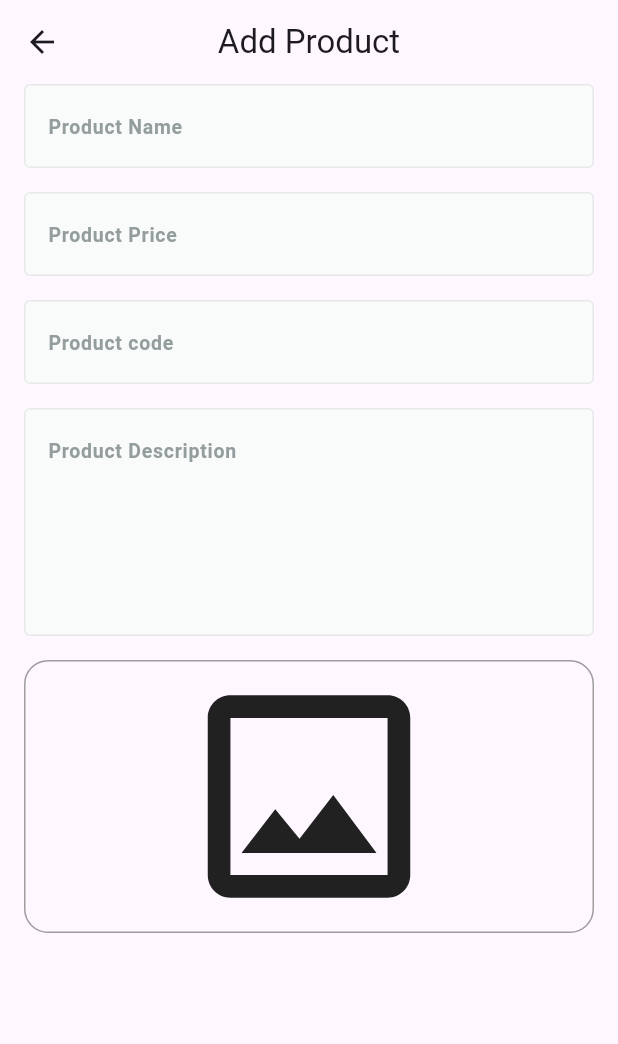
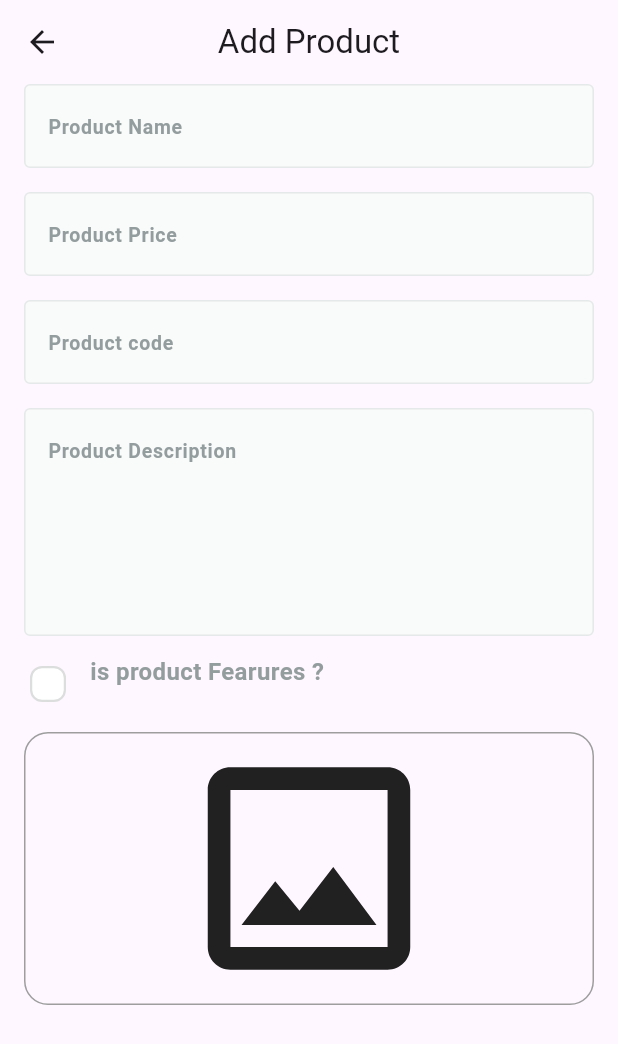
Before and after one commit to youssef336/fruits_hub_dashboard, a Flutter app: the AddProductView screen opened by its route, on a phone screen of 412 x 824 dp. Shown: the top 1044 px of the screen. Run offline on Flutter 3.47's test engine with Material 3 defaults, Android fonts, the phone set to English and light mode, and no system bars; drawn by our look-alikes of skeletonizer; our stand-ins replace firebase_core, image_picker; accounts and stored records are empty; Roboto replaces fonts that are missing (Cairo).

Commit message:
ADD CHECK BOX

```diff
--- a/lib/feature/add_product/presentation/views/widgets/add_product_view_body.dart
+++ b/lib/feature/add_product/presentation/views/widgets/add_product_view_body.dart
@@ -1,6 +1,7 @@
 import 'package:flutter/material.dart';
 import 'package:fruits_hub_dashboard/core/widgets/custom_text_feild.dart';
 import 'package:fruits_hub_dashboard/feature/add_product/presentation/views/widgets/image_feild.dart';
+import 'package:fruits_hub_dashboard/feature/add_product/presentation/views/widgets/feature_product.dart';
 
 class AddProductViewBody extends StatefulWidget {
   const AddProductViewBody({super.key});
@@ -44,7 +45,9 @@ class _AddProductViewBodyState extends State<AddProductViewBody> {
                 maxLines: 5,
               ),
               SizedBox(height: 16),
-              ImageFeild(),
+              FeatureProductWidget(onChanged: (value) {}),
+              SizedBox(height: 16),
+              ImageFeild(onImageSelected: (image) {}),
             ],
           ),
         ),
--- /dev/null
+++ b/lib/feature/add_product/presentation/views/widgets/custom_chek_box.dart
@@ -0,0 +1,39 @@
+import 'package:flutter/material.dart';
+import 'package:fruits_hub_dashboard/constant.dart';
+
+class CustomChekBox extends StatelessWidget {
+  const CustomChekBox({
+    super.key,
+    required this.isChecked,
+    required this.onChanged,
+  });
+  final bool isChecked;
+  final ValueChanged<bool> onChanged;
+  @override
+  Widget build(BuildContext context) {
+    return GestureDetector(
+      onTap: () {
+        onChanged(!isChecked);
+      },
+      child: AnimatedContainer(
+        width: 24,
+        height: 24,
+        duration: const Duration(milliseconds: 120),
+        decoration: ShapeDecoration(
+          color: isChecked ? KprimaryColor : Colors.white,
+          shape: RoundedRectangleBorder(
+            side: BorderSide(
+              width: 1.50,
+              color: isChecked ? Colors.transparent : const Color(0xFFDCDEDE),
+            ),
+            borderRadius: BorderRadius.circular(8),
+          ),
+        ),
+        child:
+            isChecked
+                ? Icon(Icons.check, color: Colors.white)
+                : const SizedBox.shrink(),
+      ),
+    );
+  }
+}
--- /dev/null
+++ b/lib/feature/add_product/presentation/views/widgets/feature_product.dart
@@ -0,0 +1,54 @@
+import 'package:flutter/material.dart';
+import 'package:fruits_hub_dashboard/constant.dart';
+import 'package:fruits_hub_dashboard/core/utils/text_styles.dart';
+import 'package:fruits_hub_dashboard/feature/add_product/presentation/views/widgets/custom_chek_box.dart';
+
+class FeatureProductWidget extends StatefulWidget {
+  const FeatureProductWidget({super.key, required this.onChanged});
+  final ValueChanged<bool> onChanged;
+  @override
+  State<FeatureProductWidget> createState() => _FeatureProductWidgetState();
+}
+
+class _FeatureProductWidgetState extends State<FeatureProductWidget> {
+  bool isTermsAccepted = false;
+
+  @override
+  Widget build(BuildContext context) {
+    return Row(
+      mainAxisAlignment: MainAxisAlignment.center,
+      crossAxisAlignment: CrossAxisAlignment.center,
+      children: [
+        CustomChekBox(
+          onChanged: (value) {
+            isTermsAccepted = value;
+            widget.onChanged(value);
+            setState(() {});
+          },
+          isChecked: isTermsAccepted,
+        ),
+        const SizedBox(width: 16),
+        SizedBox(
+          width:
+              MediaQuery.of(context).size.width - (KhorzontalPadding * 2) - 48,
+          child: Text.rich(
+            TextSpan(
+              children: [
+                TextSpan(
+                  text: "is product Fearures ?\n",
+                  style: AppTextStyles.bodySmallSemibold.copyWith(
+                    height: 1,
+                    fontSize: 16,
+                    color: const Color(0xFF949D9E) /* Grayscale-600 */,
+                  ),
+                ),
+              ],
+            ),
+
+            textAlign: TextAlign.left,
+          ),
+        ),
+      ],
+    );
+  }
+}
--- a/lib/feature/add_product/presentation/views/widgets/image_feild.dart
+++ b/lib/feature/add_product/presentation/views/widgets/image_feild.dart
@@ -1,18 +1,75 @@
+import 'dart:io';
+
 import 'package:flutter/material.dart';
+import 'package:image_picker/image_picker.dart';
+import 'package:skeletonizer/skeletonizer.dart';
 
-class ImageFeild extends StatelessWidget {
-  const ImageFeild({super.key});
+class ImageFeild extends StatefulWidget {
+  const ImageFeild({super.key, required this.onImageSelected});
+  final ValueChanged<File?> onImageSelected;
+  @override
+  State<ImageFeild> createState() => _ImageFeildState();
+}
 
+class _ImageFeildState extends State<ImageFeild> {
+  bool isLoading = false;
+  File? fileImage;
   @override
   Widget build(BuildContext context) {
-    return Container(
-      width: double.infinity,
-      decoration: BoxDecoration(
-        borderRadius: BorderRadius.circular(16),
+    return Skeletonizer(
+      enabled: isLoading,
+      child: GestureDetector(
+        onTap: () async {
+          isLoading = true;
+          setState(() {});
+          try {
+            await Pickimage();
+          } on Exception {
+            isLoading = false;
+            setState(() {});
+          }
+          isLoading = false;
+          setState(() {});
+        },
+        child: Stack(
+          children: [
+            Container(
+              width: double.infinity,
+              decoration: BoxDecoration(
+                borderRadius: BorderRadius.circular(16),
 
-        border: Border.all(color: Colors.grey),
+                border: Border.all(color: Colors.grey),
+              ),
+              child:
+                  fileImage != null
+                      ? ClipRRect(
+                        borderRadius: BorderRadius.circular(16),
+                        child: Image.file(fileImage!),
+                      )
+                      : Icon(size: 180, Icons.image_outlined),
+            ),
+            Visibility(
+              visible: fileImage != null,
+              child: IconButton(
+                onPressed: () {
+                  fileImage = null;
+                  widget.onImageSelected(fileImage);
+                  setState(() {});
+                },
+                icon: Icon(Icons.close, color: Colors.red),
+              ),
+            ),
+          ],
+        ),
       ),
-      child: Icon(size: 180, Icons.image_outlined),
     );
   }
+
+  Future<void> Pickimage() async {
+    final ImagePicker picker = ImagePicker();
+    // Pick an image.
+    final XFile? image = await picker.pickImage(source: ImageSource.gallery);
+    fileImage = File(image!.path);
+    widget.onImageSelected(fileImage);
+  }
 }
--- a/lib/feature/presentation/views/widgets/dashboard_view_body.dart
+++ b/lib/feature/presentation/views/widgets/dashboard_view_body.dart
@@ -7,7 +7,9 @@ class DashboardViewBody extends StatelessWidget {
 
   @override
   Widget build(BuildContext context) {
-    return Column(
+    return Padding(
+      padding: const EdgeInsets.symmetric(horizontal: 16),
+      child: Column(
         mainAxisAlignment: MainAxisAlignment.center,
         children: [
           CustomButtom(
@@ -17,6 +19,7 @@ class DashboardViewBody extends StatelessWidget {
             },
           ),
         ],
+      ),
     );
   }
 }
--- a/lib/main.dart
+++ b/lib/main.dart
@@ -14,6 +14,7 @@ class MyApp extends StatelessWidget {
   @override
   Widget build(BuildContext context) {
     return MaterialApp(
+      debugShowCheckedModeBanner: false,
       initialRoute: DashboardView.routeName,
       onGenerateRoute: onGenerateRoute,
     );
--- a/pubspec.yaml
+++ b/pubspec.yaml
@@ -35,6 +35,8 @@ dependencies:
   # Use with the CupertinoIcons class for iOS style icons.
   cupertino_icons: ^1.0.8
   firebase_core: ^3.13.0
+  image_picker: ^1.1.2
+  skeletonizer: ^2.0.1
 
 dev_dependencies:
   flutter_test:
```
Also changed, not shown: pubspec.lock, 6 other files. Lines whose indentation alone changed are shown as unchanged.
